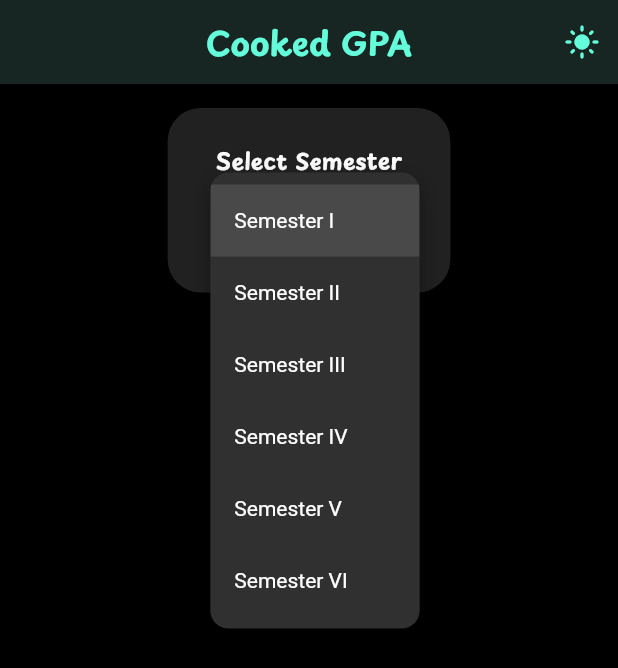
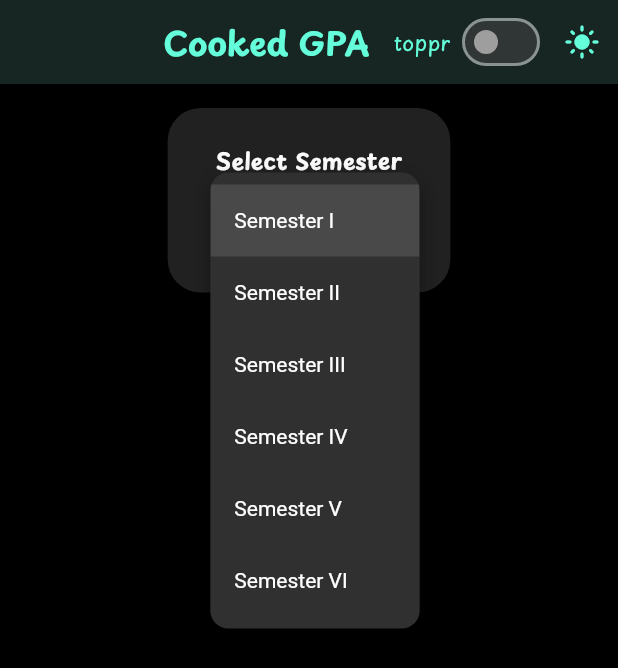
Before and after one commit to arpanz/cookedgpa, a Flutter app: the screen it shows after launch, after a tap on "Semester", on a phone screen of 412 x 824 dp. Shown: the top 668 px of the screen. Run offline on Flutter 3.47's test engine with Material 3 defaults, Android fonts, the phone set to English and light mode, and no system bars; project files that could hold a hidden picture were left out.

Commit message:
added toppr mode

```diff
--- a/lib/gpa_screen.dart
+++ b/lib/gpa_screen.dart
@@ -17,6 +17,7 @@ class _GpaScreenState extends State<GpaScreen> {
   List<String> grades = ['O', 'E', 'A', 'B', 'C', 'D', 'F'];
   List<String> selectedGrades = [];
   bool isDark = true; // dark mode is now default
+  bool isToppr = false; // toppr toggle state
 
   @override
   void initState() {
@@ -70,9 +71,11 @@ class _GpaScreenState extends State<GpaScreen> {
   }
 
   void updateSelectedGrades(int courseCount) {
-    // Ensure selectedGrades has the same length as courses, default to "O"
-    if (selectedGrades.length != courseCount) {
-      selectedGrades = List<String>.filled(courseCount, 'O');
+    // Ensure selectedGrades has the same length as courses, default to blank or "O" based on toppr
+    String defaultGrade = isToppr ? 'O' : '';
+    if (selectedGrades.length != courseCount ||
+        selectedGrades.any((g) => g != defaultGrade && g != 'O' && g != '')) {
+      selectedGrades = List<String>.filled(courseCount, defaultGrade);
     }
   }
 
@@ -133,15 +136,45 @@ class _GpaScreenState extends State<GpaScreen> {
           backgroundColor: isDark ? Colors.grey[950] : Colors.blue.shade600,
           elevation: 4,
           actions: [
+            // Toppr toggle button
+            Row(
+              children: [
+                Text(
+                  "toppr",
+                  style: TextStyle(
+                    color: isDark ? Colors.tealAccent : Colors.indigo[900],
+                    fontWeight: FontWeight.w500,
+                    fontSize: 14,
+                  ),
+                ),
+                SizedBox(width: 4),
+                Switch(
+                  value: isToppr,
+                  onChanged: (val) {
+                    setState(() {
+                      isToppr = val;
+                      // Instantly update all grades to blank or "O"
+                      selectedGrades = List<String>.filled(
+                        getCourses().length,
+                        isToppr ? 'O' : '',
+                      );
+                    });
+                  },
+                  activeColor: Colors.tealAccent,
+                  inactiveThumbColor: Colors.grey,
+                ),
                 IconButton(
                   icon: Icon(isDark ? Icons.light_mode : Icons.dark_mode),
-              tooltip: isDark ? "Switch to Light Mode" : "Switch to Dark Mode",
+                  tooltip:
+                      isDark ? "Switch to Light Mode" : "Switch to Dark Mode",
                   color: isDark ? Colors.tealAccent : null,
                   onPressed: () {
                     setState(() {
                       isDark = !isDark;
                     });
                   },
+                ),
+              ],
             ),
           ],
         ),
@@ -258,7 +291,10 @@ class _GpaScreenState extends State<GpaScreen> {
                           ),
                         ),
                         SizedBox(height: 12),
-                        ...courses.asMap().entries.map(
+                        ...courses
+                            .asMap()
+                            .entries
+                            .map(
                               (entry) => CourseCard(
                                 name: entry.value['title'],
                                 credits: entry.value['credits'],
@@ -266,14 +302,16 @@ class _GpaScreenState extends State<GpaScreen> {
                                 selectedGrade: selectedGrades[entry.key],
                                 onGradeChanged: (String? newGrade) {
                                   setState(() {
-                                selectedGrades[entry.key] = newGrade ?? 'O';
+                                    selectedGrades[entry.key] =
+                                        newGrade ?? (isToppr ? 'O' : '');
                                   });
                                 },
                                 isDark: isDark,
                               ),
-                        ),
+                            )
+                            .toList(),
                         SizedBox(height: 18),
-                        if (courses.isNotEmpty)
+                        if (courses.isNotEmpty) ...[
                           Center(
                             child: Text(
                               gpa == null
@@ -294,6 +332,7 @@ class _GpaScreenState extends State<GpaScreen> {
                               ),
                             ),
                           ),
+                        ],
                       ],
                     ),
                   ),
```
Lines whose indentation alone changed are shown as unchanged.
